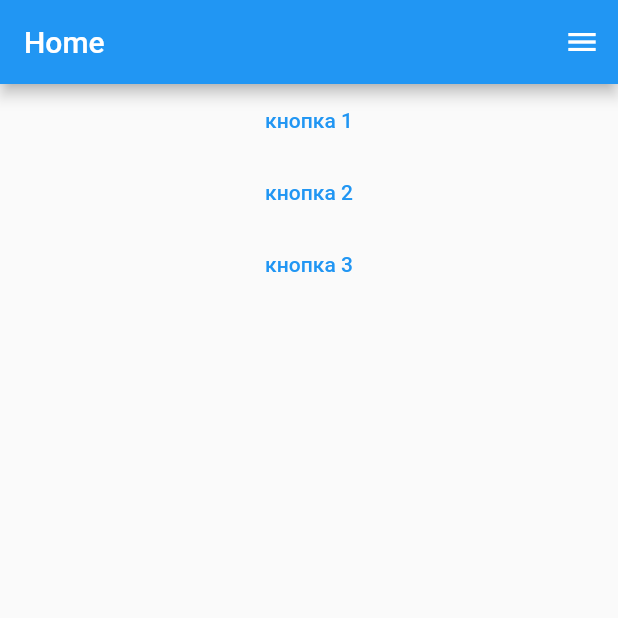
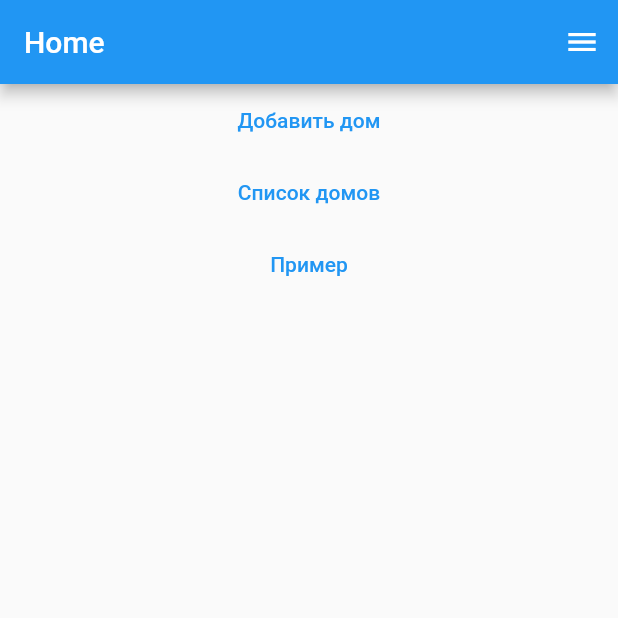
Before and after one commit to CpedaMonsterEnergyLover/BlockHouseCalculator, a Flutter app: the screen it shows after launch, on a phone screen of 412 x 824 dp, the top half of it. Run offline on Flutter 3.47's test engine with Material 2 defaults, Android fonts, the phone set to English and light mode, and no system bars.

Commit message:
Добавил кнопку general_button.dart В home страницу добавил три кнопки

```diff
--- a/lib/pages/home/home.dart
+++ b/lib/pages/home/home.dart
@@ -26,9 +26,9 @@ class Home extends StatelessWidget {
       ),
       body: ListView(
         children: [
-          GeneralButton(text: "кнопка 1"),
-          GeneralButton(text: "кнопка 2"),
-          GeneralButton(text: "кнопка 3")
+          GeneralButton(text: "Добавить дом"),
+          GeneralButton(text: "Список домов"),
+          GeneralButton(text: "Пример")
         ],
       )
 
```
